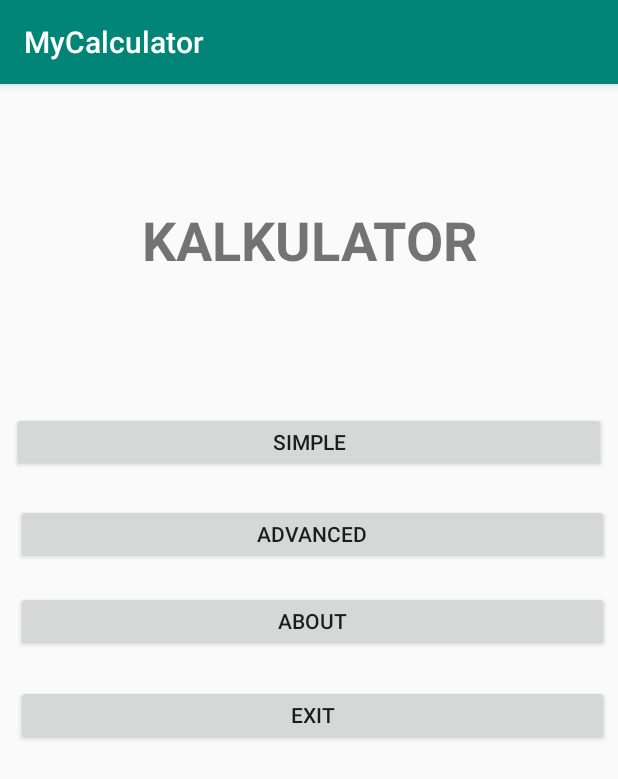
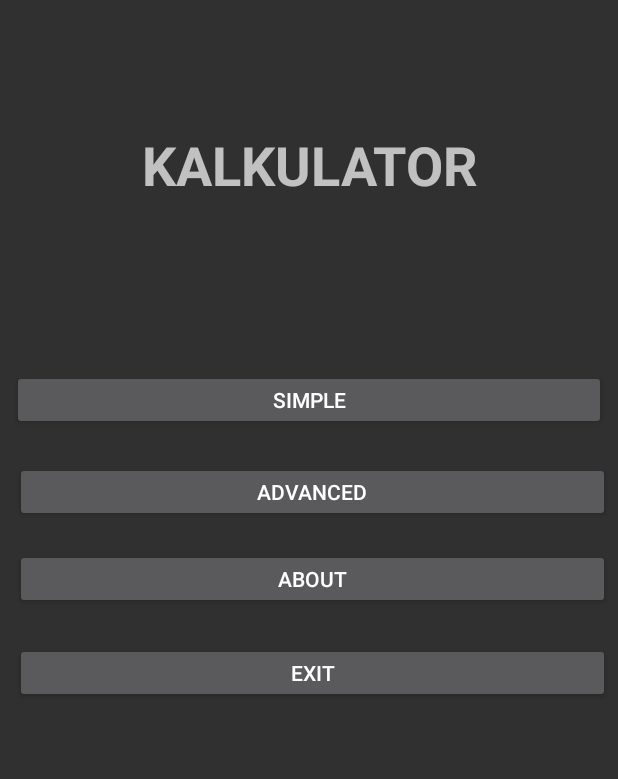
Before and after one commit to iKabacinski/AndroidCalculator, an Android app: the screen it shows after launch (MainActivity), on a phone screen of 412 x 824 dp. Shown: the top 779 px of the screen. Run offline under Robolectric (Android 15) with nearby library versions, the phone set to English and light mode, and no system bars.

Commit message:
Changed deafault theme

```diff
--- a/app/src/main/java/com/example/mycalculator/AboutCalc.java
+++ b/app/src/main/java/com/example/mycalculator/AboutCalc.java
@@ -10,4 +10,5 @@ public class AboutCalc extends AppCompatActivity {
         super.onCreate(savedInstanceState);
         setContentView(R.layout.activity_about_calc);
     }
+
 }
--- a/app/src/main/res/layout-land/activity_main.xml
+++ b/app/src/main/res/layout-land/activity_main.xml
@@ -30,7 +30,7 @@
 
     <Button
         android:id="@+id/simpleButton"
-        android:layout_width="0dp"
+        android:layout_width="667dp"
         android:layout_height="40dp"
         android:layout_marginStart="8dp"
         android:layout_marginTop="200dp"
@@ -40,10 +40,10 @@
         android:text="simple"
         app:layout_constraintBottom_toBottomOf="parent"
         app:layout_constraintEnd_toEndOf="parent"
-        app:layout_constraintHorizontal_bias="1.0"
+        app:layout_constraintHorizontal_bias="0.0"
         app:layout_constraintStart_toStartOf="parent"
         app:layout_constraintTop_toTopOf="parent"
-        app:layout_constraintVertical_bias="0.244" />
+        app:layout_constraintVertical_bias="0.299" />
 
     <Button
         android:id="@+id/advancedButton"
@@ -60,7 +60,7 @@
         app:layout_constraintHorizontal_bias="0.0"
         app:layout_constraintStart_toStartOf="parent"
         app:layout_constraintTop_toTopOf="parent"
-        app:layout_constraintVertical_bias="0.244" />
+        app:layout_constraintVertical_bias="0.311" />
 
     <Button
         android:id="@+id/aboutButton"
@@ -77,7 +77,7 @@
         app:layout_constraintHorizontal_bias="0.0"
         app:layout_constraintStart_toStartOf="parent"
         app:layout_constraintTop_toTopOf="parent"
-        app:layout_constraintVertical_bias="0.26" />
+        app:layout_constraintVertical_bias="0.322" />
 
     <Button
         android:id="@+id/exitButton"
@@ -94,7 +94,7 @@
         app:layout_constraintHorizontal_bias="0.0"
         app:layout_constraintStart_toStartOf="parent"
         app:layout_constraintTop_toTopOf="parent"
-        app:layout_constraintVertical_bias="0.283" />
+        app:layout_constraintVertical_bias="0.337" />
 
     <android.support.constraint.Guideline
         android:id="@+id/guideline2"
--- a/app/src/main/res/layout/activity_main.xml
+++ b/app/src/main/res/layout/activity_main.xml
@@ -45,7 +45,7 @@
 
     <Button
         android:id="@+id/advancedButton"
-        android:layout_width="395dp"
+        android:layout_width="0dp"
         android:layout_height="40dp"
         android:layout_marginStart="10dp"
         android:layout_marginTop="261dp"
@@ -60,7 +60,7 @@
 
     <Button
         android:id="@+id/aboutButton"
-        android:layout_width="395dp"
+        android:layout_width="0dp"
         android:layout_height="40dp"
         android:layout_marginStart="10dp"
         android:layout_marginTop="319dp"
@@ -75,7 +75,7 @@
 
     <Button
         android:id="@+id/exitButton"
-        android:layout_width="395dp"
+        android:layout_width="0dp"
         android:layout_height="40dp"
         android:layout_marginStart="10dp"
         android:layout_marginTop="382dp"
--- a/app/src/main/res/layout/activity_simple_calc.xml
+++ b/app/src/main/res/layout/activity_simple_calc.xml
@@ -40,12 +40,14 @@
         android:id="@+id/bkspButton"
         android:layout_width="99dp"
         android:layout_height="wrap_content"
-        android:layout_marginStart="16dp"
+        android:layout_marginStart="14dp"
         android:layout_marginTop="208dp"
         android:layout_marginEnd="298dp"
+        android:layout_marginBottom="403dp"
         android:text="BKSP"
+        app:layout_constraintBottom_toBottomOf="parent"
         app:layout_constraintEnd_toEndOf="parent"
-        app:layout_constraintHorizontal_bias="0.272"
+        app:layout_constraintHorizontal_bias="1.0"
         app:layout_constraintStart_toStartOf="parent"
         app:layout_constraintTop_toTopOf="parent" />
 
--- a/app/src/main/res/values/styles.xml
+++ b/app/src/main/res/values/styles.xml
@@ -1,7 +1,7 @@
 <resources>
 
     <!-- Base application theme. -->
-    <style name="AppTheme" parent="Theme.AppCompat.Light.DarkActionBar">
+    <style name="AppTheme" parent="Theme.AppCompat.NoActionBar">
         <!-- Customize your theme here. -->
         <item name="colorPrimary">@color/colorPrimary</item>
         <item name="colorPrimaryDark">@color/colorPrimaryDark</item>
```
Also changed, not shown: app/src/main/res/layout/activity_about_calc.xml (+10 -0 lines).
